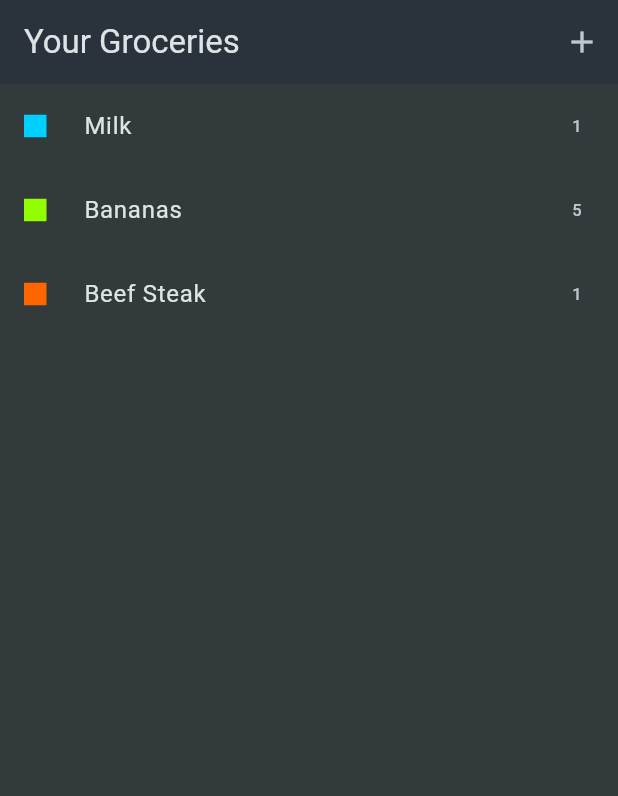
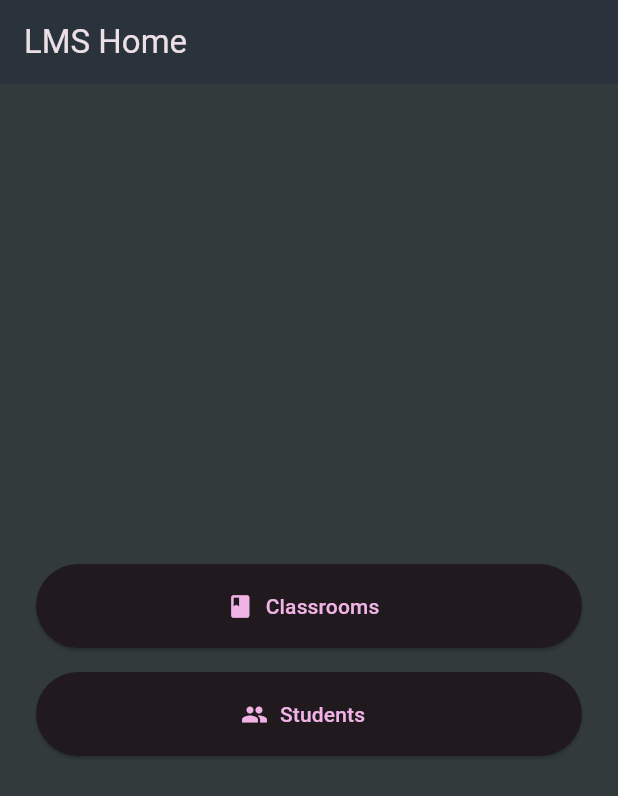
Before and after one commit to RBunna/Dart-Learning, a Flutter app: the screen it shows after launch, on a phone screen of 412 x 824 dp. Shown: the top 796 px of the screen. Run offline on Flutter 3.47's test engine with Material 3 defaults, Android fonts, the phone set to English and light mode, and no system bars; our stand-ins replace sliding_up_panel.

Commit message:
Initialize navigator app

```diff
--- /dev/null
+++ b/learning_app/lib/learning_navigator/main.dart
@@ -0,0 +1,31 @@
+import 'package:flutter/material.dart';
+
+import 'ui/home.dart';
+
+class NavigatorApp {
+  void main() {
+    runApp(const MyApp());
+  }
+}
+
+class MyApp extends StatelessWidget {
+  const MyApp({super.key});
+
+  // This widget is the root of your application.
+  @override
+  Widget build(BuildContext context) {
+    return MaterialApp(
+      debugShowCheckedModeBanner: false,
+      title: 'CADT LMS',
+      theme: ThemeData.dark().copyWith(
+        colorScheme: ColorScheme.fromSeed(
+          seedColor: const Color.fromARGB(255, 252, 4, 252),
+          brightness: Brightness.dark,
+          surface: const Color.fromARGB(255, 42, 51, 59),
+        ),
+        scaffoldBackgroundColor: const Color.fromARGB(255, 50, 58, 60),
+      ),
+      home: const Home(),
+    );
+  }
+}
--- /dev/null
+++ b/learning_app/lib/learning_navigator/ui/classrooms/classrooms.dart
@@ -0,0 +1,43 @@
+import 'package:flutter/material.dart';
+
+import 'classroom/classroom_details.dart';
+
+class Classrooms extends StatelessWidget {
+  const Classrooms({super.key});
+
+  @override
+  Widget build(BuildContext context) {
+    final classrooms = [
+      'Flutter – Group 1',
+      'Algorithms – Group 7',
+      'Web Dev – Group 3',
+    ];
+
+    return Scaffold(
+      appBar: AppBar(title: const Text('Classrooms')),
+      body: ListView.builder(
+        itemCount: classrooms.length,
+        itemBuilder: (context, index) {
+          final classroom = classrooms[index];
+
+          return ListTile(
+            leading: const Icon(Icons.class_),
+            title: Text(classroom),
+            trailing: const Icon(Icons.chevron_right),
+            onTap: () {
+              // Go to the  ClassroomDetails
+
+              Navigator.push(
+                context,
+                MaterialPageRoute(
+                  builder: (context) =>
+                      ClassroomDetails(classroomId: classroom),
+                ),
+              );
+            },
+          );
+        },
+      ),
+    );
+  }
+}
--- /dev/null
+++ b/learning_app/lib/learning_navigator/ui/home.dart
@@ -0,0 +1,75 @@
+import 'package:flutter/material.dart';
+
+import 'classrooms/classrooms.dart';
+import 'students/students.dart';
+
+class Home extends StatelessWidget {
+  const Home({super.key});
+
+  @override
+  Widget build(BuildContext context) {
+    return Scaffold(
+      appBar: AppBar(title: const Text('LMS Home')),
+      body: Padding(
+        padding: const EdgeInsets.all(24),
+        child: Column(
+          mainAxisAlignment: MainAxisAlignment.center,
+          children: [
+            _HomeButton(
+              label: 'Classrooms',
+              icon: Icons.class_,
+              onTap: () {
+                Navigator.push(
+                  context,
+                  MaterialPageRoute(builder: (context) => const Classrooms()),
+                );
+              },
+            ),
+            const SizedBox(height: 16),
+            _HomeButton(
+              label: 'Students',
+              icon: Icons.people,
+              onTap: () {
+                Navigator.push(
+                  context,
+                  MaterialPageRoute(builder: (context) => const Students()),
+                );
+              },
+            ),
+          ],
+        ),
+      ),
+    );
+  }
+}
+
+class _HomeButton extends StatelessWidget {
+  final String label;
+  final IconData icon;
+  final VoidCallback onTap;
+
+  const _HomeButton({
+    required this.label,
+    required this.icon,
+    required this.onTap,
+  });
+
+  @override
+  Widget build(BuildContext context) {
+    return Container(
+      decoration: BoxDecoration(
+
+        borderRadius: BorderRadius.circular(15),
+      ),
+      child: SizedBox(
+        width: double.infinity,
+        height: 56,
+        child: ElevatedButton.icon(
+          icon: Icon(icon),
+          label: Text(label),
+          onPressed: onTap,
+        ),
+      ),
+    );
+  }
+}
--- /dev/null
+++ b/learning_app/lib/learning_navigator/ui/students/students.dart
@@ -0,0 +1,10 @@
+import 'package:flutter/material.dart';
+
+class Students extends StatelessWidget {
+  const Students({super.key});
+
+  @override
+  Widget build(BuildContext context) {
+    return const Placeholder();
+  }
+}
--- a/learning_app/lib/main.dart
+++ b/learning_app/lib/main.dart
@@ -1,5 +1,6 @@
-import 'package:learning_app/grocery_app/main.dart';
+// import 'package:learning_app/grocery_app/main.dart';
+import 'package:learning_app/learning_navigator/main.dart';
 
 void main() {
-  GroceryApp().main();
+  NavigatorApp().main();
 }
```
Also changed, not shown: learning_app/lib/learning_navigator/ui/classrooms/classroom/classroom_details.dart (added, +23 -0 lines), learning_app/lib/learning_navigator/navigator_push.dart (renamed from learning_app/lib/learning_navigator/navigator_app.dart).
